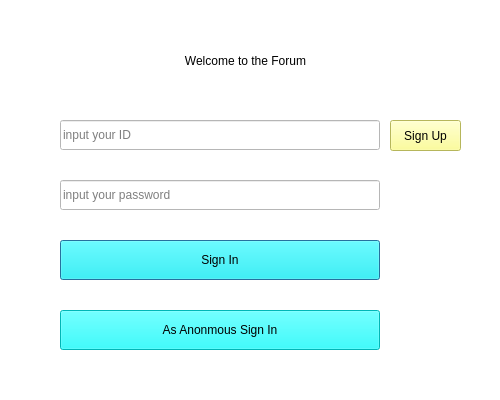
Before: the Qt Designer form login.ui in snailccc/Forum, drawn with Qt 5.
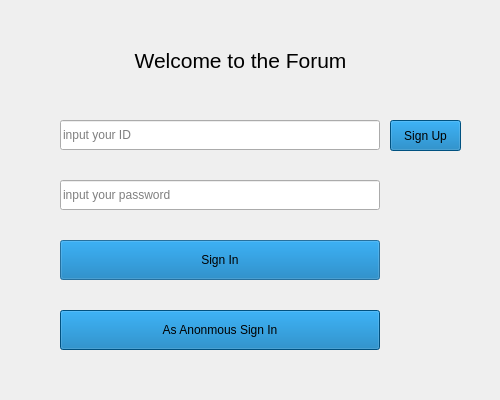
After: the same form once the commit is applied.

```diff
--- a/login.ui
+++ b/login.ui
@@ -14,7 +14,7 @@
    <string>Dialog</string>
   </property>
   <property name="styleSheet">
-   <string notr="true">background-color: rgb(255, 255, 255);</string>
+   <string notr="true"/>
   </property>
   <widget class="QLineEdit" name="Id">
    <property name="geometry">
@@ -52,7 +52,7 @@
     </rect>
    </property>
    <property name="styleSheet">
-    <string notr="true">background-color: rgb(0, 255, 255);</string>
+    <string notr="true">background-color: rgb(0, 113, 179);</string>
    </property>
    <property name="text">
     <string>Sign In</string>
@@ -61,12 +61,20 @@
   <widget class="QLabel" name="label">
    <property name="geometry">
     <rect>
-     <x>70</x>
+     <x>60</x>
      <y>30</y>
-     <width>351</width>
+     <width>361</width>
      <height>61</height>
     </rect>
    </property>
+   <property name="font">
+    <font>
+     <pointsize>16</pointsize>
+    </font>
+   </property>
+   <property name="styleSheet">
+    <string notr="true"/>
+   </property>
    <property name="text">
     <string>Welcome to the Forum</string>
    </property>
@@ -86,7 +94,7 @@
    <property name="styleSheet">
     <string notr="true">border-color: rgb(255, 255, 255);
 gridline-color: rgb(255, 255, 255);
-background-color: rgb(255, 255, 127);
+background-color: rgb(0, 113, 179);
 alternate-background-color: rgb(0, 255, 127);</string>
    </property>
    <property name="text">
@@ -103,7 +111,7 @@
     </rect>
    </property>
    <property name="styleSheet">
-    <string notr="true">background-color: rgb(0, 255, 255);</string>
+    <string notr="true">background-color: rgb(0, 113, 179);</string>
    </property>
    <property name="text">
     <string>As Anonmous Sign In</string>
```
Left out of the diff: 9 changed lines with no effect on the pictures.
